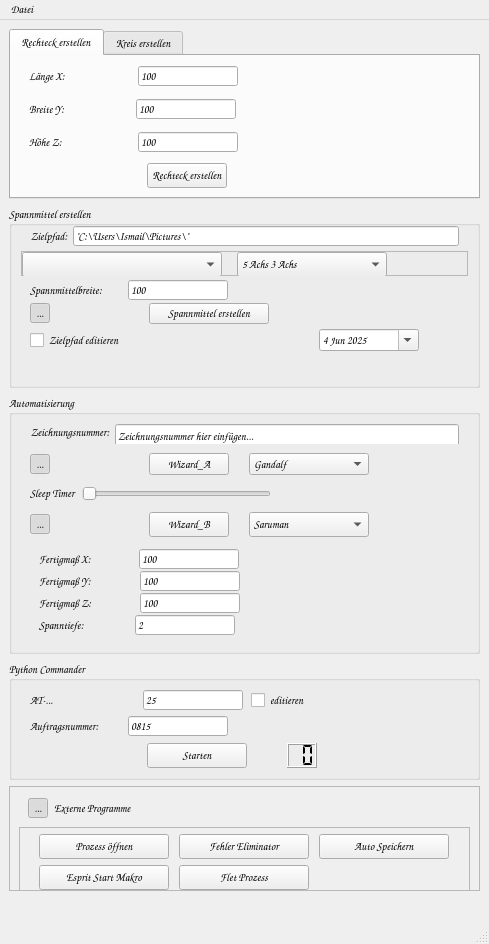
Old version of the form UI/frm_main_window.ui in the repository dampfwolke/blankmaker.
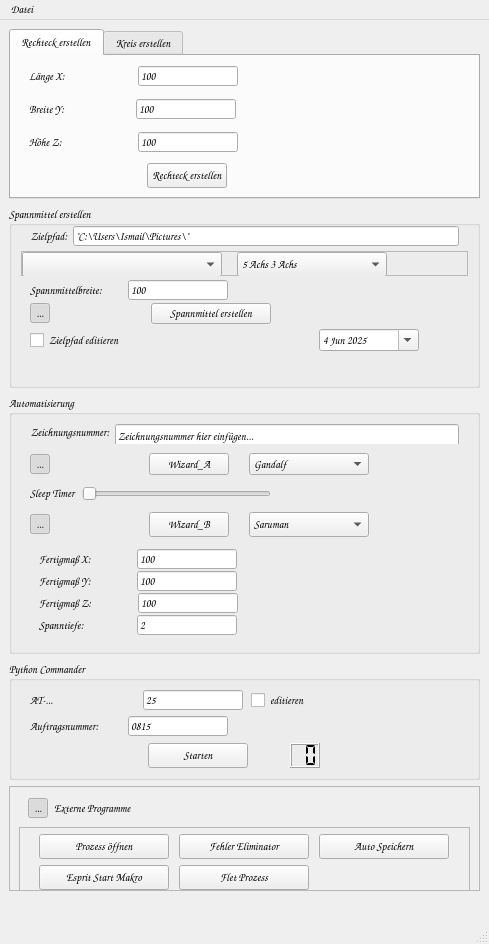
New version of the form.

What changed in the file:
```diff
--- a/UI/frm_main_window.ui
+++ b/UI/frm_main_window.ui
@@ -1498,7 +1498,7 @@
             </property>
             <property name="sizeHint" stdset="0">
              <size>
-              <width>99</width>
+              <width>101</width>
               <height>20</height>
              </size>
             </property>
@@ -2386,7 +2386,7 @@
                </property>
                <property name="sizeHint" stdset="0">
                 <size>
-                 <width>47</width>
+                 <width>45</width>
                  <height>20</height>
                 </size>
                </property>
@@ -2509,7 +2509,7 @@
                </property>
                <property name="sizeHint" stdset="0">
                 <size>
-                 <width>48</width>
+                 <width>45</width>
                  <height>20</height>
                 </size>
                </property>
@@ -2632,7 +2632,7 @@
                </property>
                <property name="sizeHint" stdset="0">
                 <size>
-                 <width>47</width>
+                 <width>45</width>
                  <height>20</height>
                 </size>
                </property>
@@ -2755,7 +2755,7 @@
                </property>
                <property name="sizeHint" stdset="0">
                 <size>
-                 <width>50</width>
+                 <width>52</width>
                  <height>20</height>
                 </size>
                </property>
@@ -3187,7 +3187,7 @@
             </property>
             <property name="sizeHint" stdset="0">
              <size>
-              <width>117</width>
+              <width>118</width>
               <height>20</height>
              </size>
             </property>
@@ -3232,7 +3232,7 @@
             </property>
             <property name="sizeHint" stdset="0">
              <size>
-              <width>40</width>
+              <width>42</width>
               <height>20</height>
              </size>
             </property>
```
Left out of the diff: 6 changed lines with no effect on the pictures.
